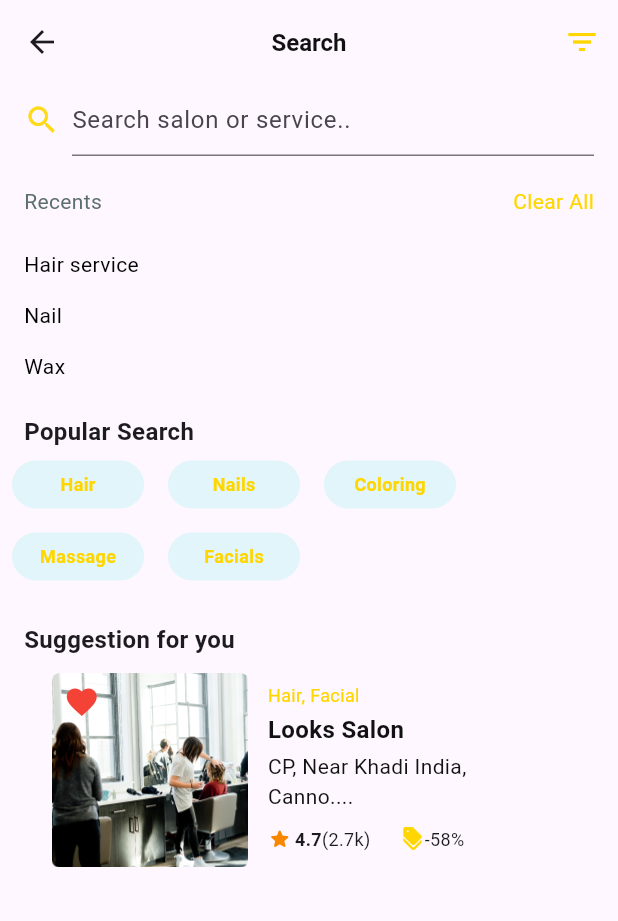
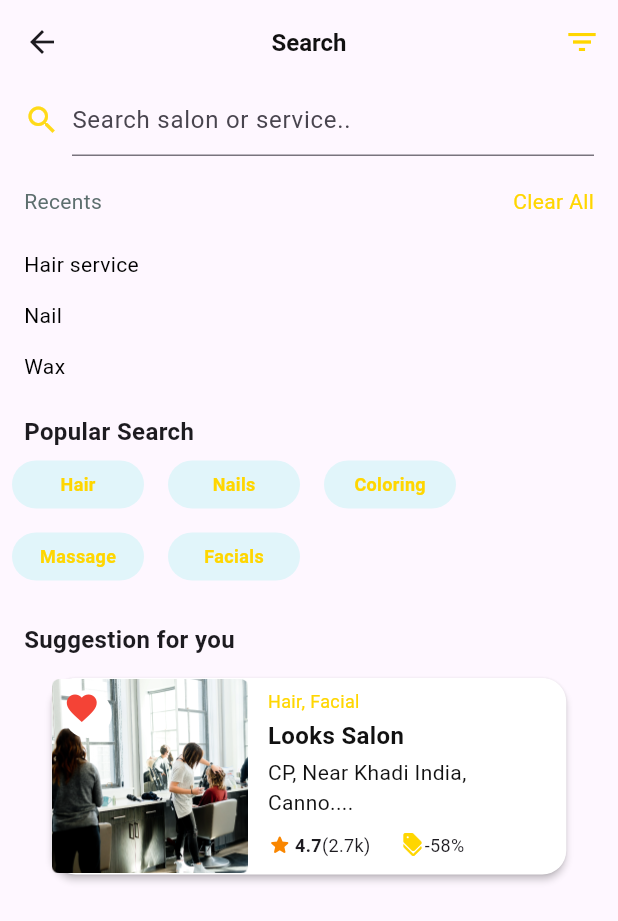
Before and after one commit to darshsingh116/ajnabee_backup, a Flutter app: the SearchPage screen opened directly, on a phone screen of 412 x 824 dp. Shown: the top 921 px of the screen. Run offline on Flutter 3.47's test engine with Material 3 defaults, Android fonts, the light colour scheme and no system bars; our stand-ins replace bloc, cloud_firestore, equatable, firebase_auth, firebase_core, firebase_storage and 3 more; accounts and stored records are empty; Roboto replaces fonts that are missing (Manrope, Nunito Sans).

Commit message:
Update search_page.dart

```diff
--- a/lib/screens/search_page.dart
+++ b/lib/screens/search_page.dart
@@ -192,6 +192,12 @@ class SearchPage extends StatelessWidget{
             SizedBox(height: 10,),
             Padding(
               padding: EdgeInsets.symmetric(horizontal: 16),
+              child: Card(
+                color: Color.fromRGBO(255, 255, 255, 1),
+                elevation: 2,
+                shape: RoundedRectangleBorder(
+                  borderRadius: BorderRadius.circular(16)
+                ),
                 child: Container(
                   height: 131,
                   width: 343,
@@ -205,10 +211,23 @@ class SearchPage extends StatelessWidget{
                       Positioned(
                         top: 8,
                         left: 8,
+
+                        child:Container(
+                          height: 32 ,
+                          width: 32,
+                          decoration: BoxDecoration(
+                            shape: BoxShape.circle,
+                            color: Color.fromRGBO(255, 255, 255, 1)
+                          ),)),
+                      Positioned(
+                        top: 8,
+                        left: 8,
+                        child: Center(
                           child: Icon(
                             Icons.favorite,
                             color: Colors.red,
 
+                          ),
                         ),
                       ),
                       Positioned(
@@ -287,6 +306,7 @@ class SearchPage extends StatelessWidget{
                     ],
                   ),
 
+                ),
               ),
               ),
 
```
Lines whose indentation alone changed are shown as unchanged.
